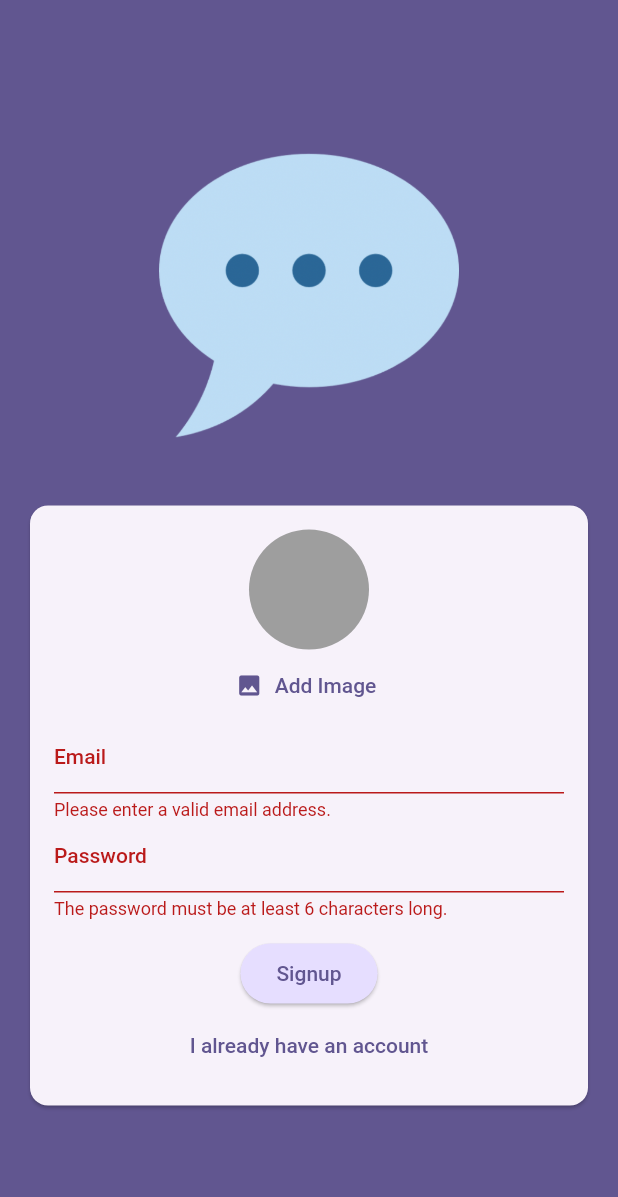
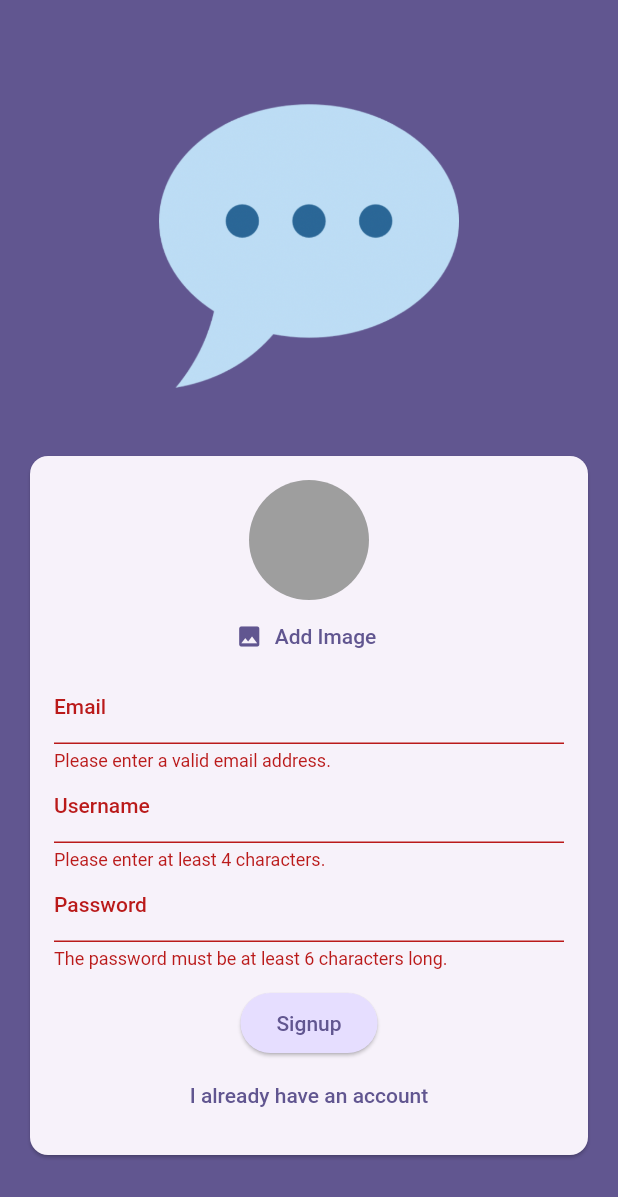
Before and after one commit to ferbucheli/Chat-app, a Flutter app: the screen it shows after launch, after a tap on "Login", after a tap on "Create an account", after a tap on "Signup", on a phone screen of 412 x 824 dp. Shown: the top 1197 px of the screen. Run offline on Flutter 3.47's test engine with Material 2 defaults, Android fonts, the phone set to English and light mode, and no system bars; our stand-ins replace cloud_firestore, firebase_auth, firebase_core, firebase_storage, image_picker; accounts and stored records are empty; generated files the repository leaves out were written again.

Commit message:
add username, profile picture and email storage in Firestore

```diff
--- a/lib/screens/auth.dart
+++ b/lib/screens/auth.dart
@@ -4,6 +4,7 @@ import 'package:chat_app/widgets/user_image_picker.dart';
 import 'package:firebase_storage/firebase_storage.dart';
 import 'package:flutter/material.dart';
 import 'package:firebase_auth/firebase_auth.dart';
+import 'package:cloud_firestore/cloud_firestore.dart';
 
 final _firebase = FirebaseAuth.instance;
 
@@ -19,7 +20,9 @@ class _AuthScreenState extends State<AuthScreen> {
   var _isLogin = true;
   var _enteredEmail = '';
   var _enteredPassword = '';
+  var _enteredUsername = '';
   File? _selectedImage;
+  var _isAuthenticating = false;
 
   void _submit() async {
     final isValid = _formKey.currentState!.validate();
@@ -39,6 +42,9 @@ class _AuthScreenState extends State<AuthScreen> {
     FocusScope.of(context).unfocus();
     _formKey.currentState!.save();
     try {
+      setState(() {
+        _isAuthenticating = true;
+      });
       if (_isLogin) {
         final userCredentials = await _firebase.signInWithEmailAndPassword(
             email: _enteredEmail, password: _enteredPassword);
@@ -52,6 +58,15 @@ class _AuthScreenState extends State<AuthScreen> {
 
         await storageRef.putFile(_selectedImage!);
         final imageUrl = await storageRef.getDownloadURL();
+
+        await FirebaseFirestore.instance
+            .collection('users')
+            .doc(userCredentials.user!.uid)
+            .set({
+          'username': _enteredUsername,
+          'email': _enteredEmail,
+          'image_url': imageUrl,
+        });
       }
     } on FirebaseAuthException catch (error) {
       var message = 'An error occurred, please check your credentials!';
@@ -65,6 +80,9 @@ class _AuthScreenState extends State<AuthScreen> {
           ),
         );
       }
+      setState(() {
+        _isAuthenticating = false;
+      });
     }
   }
 
@@ -122,6 +140,26 @@ class _AuthScreenState extends State<AuthScreen> {
                             _enteredEmail = value!;
                           },
                         ),
+                        if (!_isLogin)
+                          TextFormField(
+                            decoration: const InputDecoration(
+                              labelText: 'Username',
+                            ),
+                            enableSuggestions: false,
+                            autocorrect: false,
+                            textCapitalization: TextCapitalization.none,
+                            validator: (value) {
+                              if (value == null ||
+                                  value.trim().isEmpty ||
+                                  value.trim().length < 4) {
+                                return 'Please enter at least 4 characters.';
+                              }
+                              return null;
+                            },
+                            onSaved: (value) {
+                              _enteredUsername = value!;
+                            },
+                          ),
                         TextFormField(
                           decoration: const InputDecoration(
                             labelText: 'Password',
@@ -140,14 +178,18 @@ class _AuthScreenState extends State<AuthScreen> {
                         const SizedBox(
                           height: 12,
                         ),
-                        ElevatedButton(
-                          onPressed: _submit,
-                          style: ElevatedButton.styleFrom(
-                            backgroundColor:
-                                Theme.of(context).colorScheme.primaryContainer,
+                        if (_isAuthenticating)
+                          const CircularProgressIndicator(),
+                        if (!_isAuthenticating)
+                          ElevatedButton(
+                            onPressed: _submit,
+                            style: ElevatedButton.styleFrom(
+                              backgroundColor: Theme.of(context)
+                                  .colorScheme
+                                  .primaryContainer,
+                            ),
+                            child: Text(_isLogin ? 'Login' : 'Signup'),
                           ),
-                          child: Text(_isLogin ? 'Login' : 'Signup'),
-                        ),
                         TextButton(
                           onPressed: () {
                             setState(() {
--- a/pubspec.yaml
+++ b/pubspec.yaml
@@ -38,6 +38,7 @@ dependencies:
   firebase_auth: ^4.6.1
   firebase_storage: ^11.2.1
   image_picker: ^0.8.7+5
+  cloud_firestore: ^4.7.1
 
 dev_dependencies:
   flutter_test:
```
Also changed, not shown: pubspec.lock, 1 other file.
